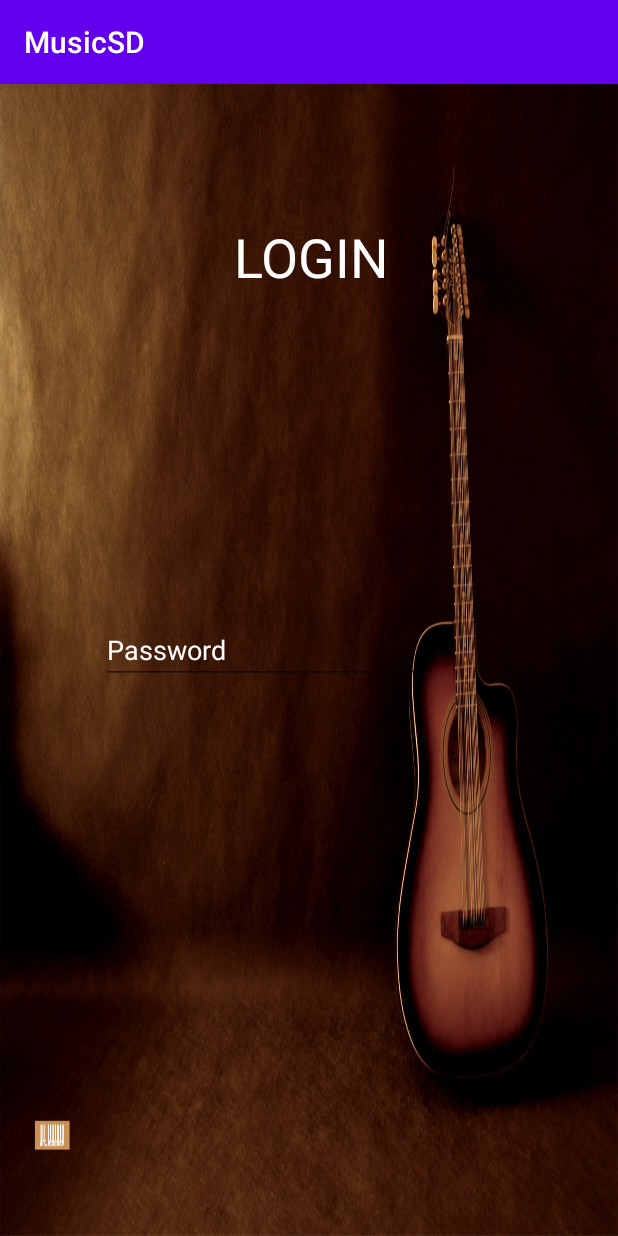
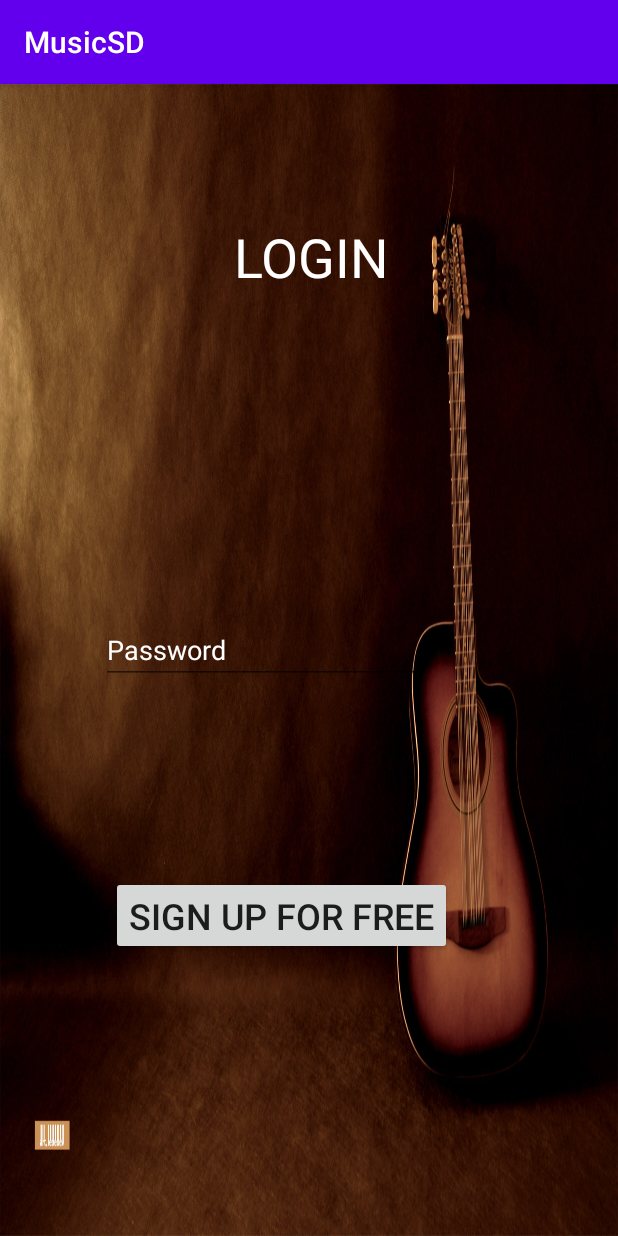
Before and after one commit to Shivika-15/MusicSD, an Android app: the screen it shows after launch (MainActivity), on a phone screen of 412 x 824 dp. Run offline under Robolectric (Android 15) with nearby library versions, the phone set to English and light mode, and no system bars.

Commit message:
drawable deleted

```diff
--- a/app/src/main/res/layout/activity_main.xml
+++ b/app/src/main/res/layout/activity_main.xml
@@ -61,8 +61,10 @@
         android:textSize="24sp"
         app:layout_constraintBottom_toBottomOf="parent"
         app:layout_constraintEnd_toEndOf="parent"
+        app:layout_constraintHorizontal_bias="0.0"
         app:layout_constraintStart_toStartOf="parent"
-        app:layout_constraintTop_toBottomOf="@+id/editText2" />
+        app:layout_constraintTop_toBottomOf="@+id/editText2"
+        app:layout_constraintVertical_bias="0.492" />
 
     <TextView
         android:id="@+id/textView2"
@@ -83,4 +85,21 @@
         app:layout_constraintStart_toStartOf="parent"
         app:layout_constraintTop_toTopOf="parent"
         app:layout_constraintVertical_bias="0.333" />
+
+    <Button
+        android:id="@+id/button3"
+        android:layout_width="wrap_content"
+        android:layout_height="wrap_content"
+        android:layout_marginStart="169dp"
+        android:layout_marginLeft="169dp"
+        android:layout_marginTop="74dp"
+        android:layout_marginEnd="206dp"
+        android:layout_marginRight="206dp"
+        android:layout_marginBottom="178dp"
+        android:text="Sign up for Free"
+        android:textSize="24sp"
+        app:layout_constraintBottom_toBottomOf="parent"
+        app:layout_constraintEnd_toEndOf="parent"
+        app:layout_constraintStart_toStartOf="parent"
+        app:layout_constraintTop_toBottomOf="@+id/button" />
 </androidx.constraintlayout.widget.ConstraintLayout>
--- a/app/src/main/res/layout/activity_main2.xml
+++ b/app/src/main/res/layout/activity_main2.xml
@@ -80,7 +80,7 @@
         android:layout_marginRight="164dp"
         android:layout_marginBottom="153dp"
         android:text="Sign Up"
-        android:textColor="@android:color/background_light"
+        android:textColor="@android:color/black"
         android:textSize="24sp"
         app:layout_constraintBottom_toBottomOf="parent"
         app:layout_constraintEnd_toEndOf="parent"
```
Also changed, not shown: app/src/main/res/drawable/guitar_hd_wallpaper_2-normal.jpg (deleted), app/src/main/res/drawable/hh.jpg (deleted), app/src/main/res/drawable/hipjazz.jpg (deleted).
